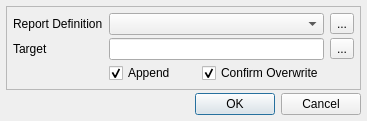
copasi/COPASI, file copasi/UI/CQReportDefinitionSelect.ui: the form before one commit.
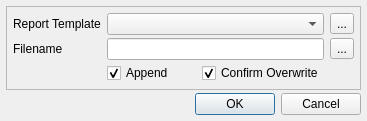
The form after the commit.

Commit message: In TeamMeeting2011 GUI improvements . . . Reports: DONE rename to report templates DONE change "ReportDefinition" to "Template" and "Target" to "Filename"

The edit to the form file:
```diff
--- a/copasi/UI/CQReportDefinitionSelect.ui
+++ b/copasi/UI/CQReportDefinitionSelect.ui
@@ -61,7 +61,7 @@
       <item row="0" column="0">
        <widget class="QLabel" name="mpLblDefinition">
         <property name="text">
-         <string>Report Definition</string>
+         <string>Report Template</string>
         </property>
        </widget>
       </item>
@@ -71,7 +71,7 @@
       <item row="1" column="0">
        <widget class="QLabel" name="mpLblTarget">
         <property name="text">
-         <string>Target</string>
+         <string>Filename</string>
         </property>
        </widget>
       </item>
```
Left out of the diff: 10 changed lines with no effect on the pictures. The commit also changes 2 other files.
